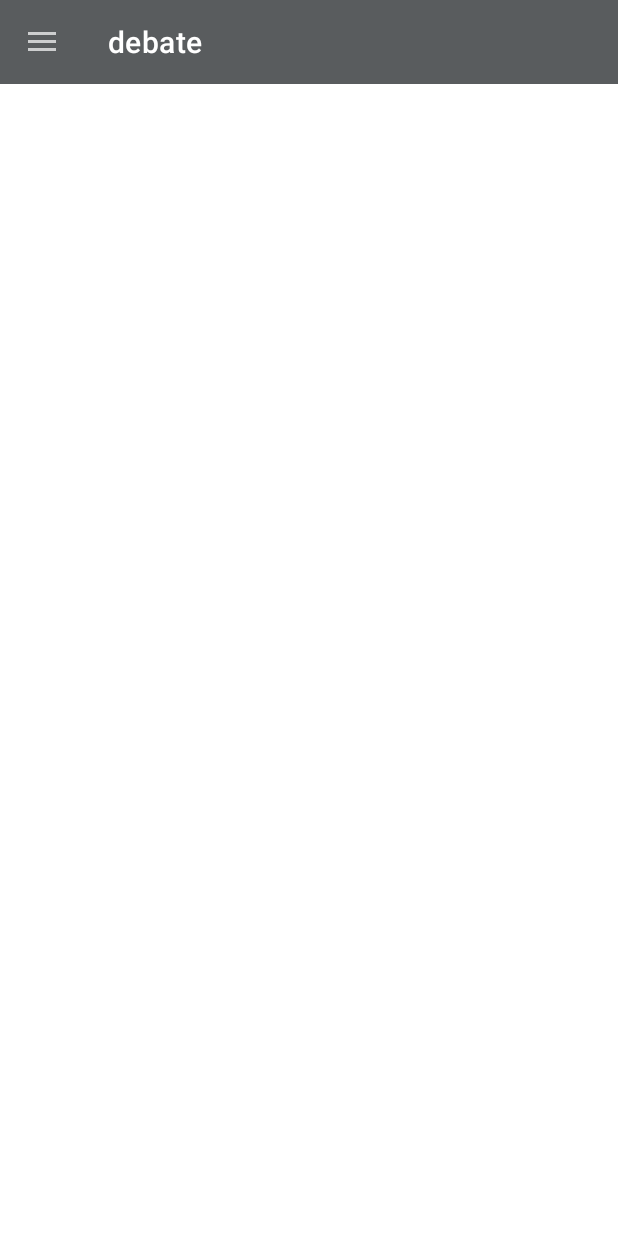
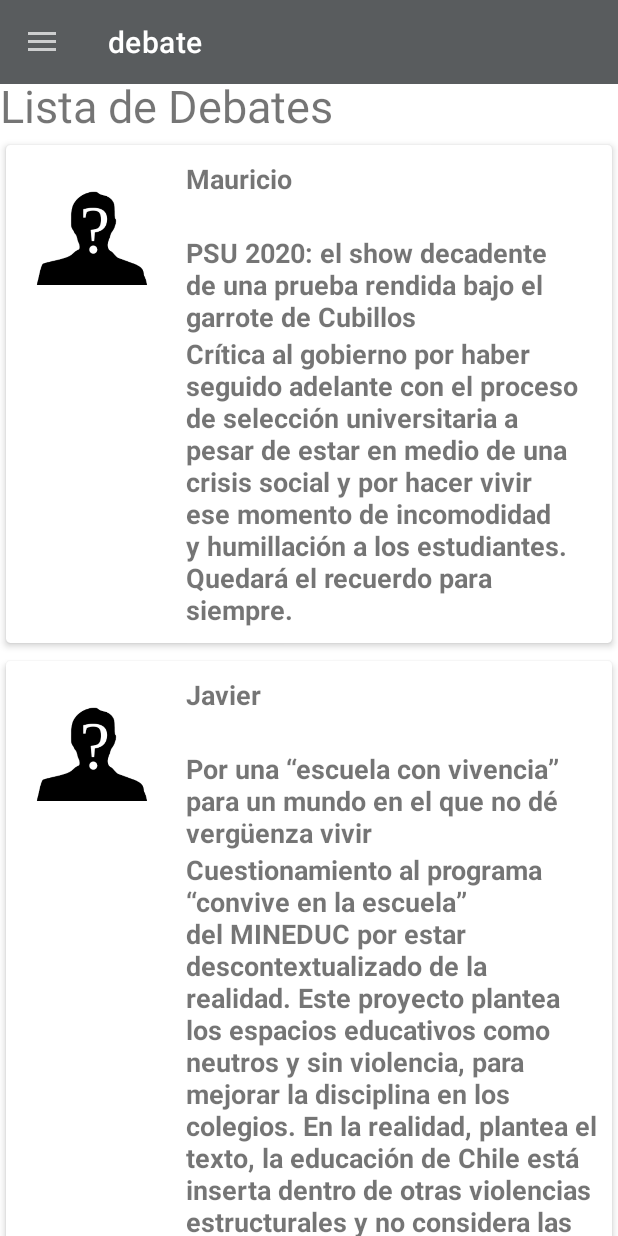
Before and after one commit to maurox521/avance-debate, an Android app: the screen it shows after launch (MainActivity), in the side drawer, after a tap on "Buscar Debate", on a phone screen of 412 x 824 dp. Run offline under Robolectric (Android 15) with nearby library versions, the phone set to English and light mode, and no system bars.

Commit message:
avances subidos

```diff
--- a/app/src/main/java/com/example/debate/Adaptadores/AdapterPersona.java
+++ b/app/src/main/java/com/example/debate/Adaptadores/AdapterPersona.java
@@ -15,7 +15,7 @@ import com.example.debate.R;
 import java.util.ArrayList;
 
 public class AdapterPersona extends RecyclerView.Adapter<AdapterPersona.ViewHolder> implements View.OnClickListener {
-    ArrayList<Persona>personas=new ArrayList<>();
+    ArrayList<Persona>personas;
     LayoutInflater layoutInflater;
     //listener:
     private View.OnClickListener listener;
@@ -26,20 +26,29 @@ public class AdapterPersona extends RecyclerView.Adapter<AdapterPersona.ViewHold
     }
     @NonNull
     @Override
-    public ViewHolder onCreateViewHolder(@NonNull ViewGroup parent, int viewType) {//esto funciona igual que una vista como el de los otros metodos
-        View view=layoutInflater.inflate(R.layout.lista_personas,parent,false);    //inflo el layout de la lista
+    public ViewHolder onCreateViewHolder(@NonNull ViewGroup parent, int viewType) {
+        View view=layoutInflater.inflate(R.layout.lista_personas,parent,false);
         view.setOnClickListener(this);
         return new ViewHolder(view);
     }
 
     @Override
     public void onBindViewHolder(@NonNull ViewHolder holder, int position) {
-        //obtengo nombre y titulo de la posicion
-        String Nombre=personas.get(position).getNombre();
-        String Titulo=personas.get(position).getTitulo();
+       //obtengo nombre y titulo de la posicion
+       // Integer ID=personas.get(position).getId();
+        String nombre=personas.get(position).getNombre();
+        String alias=personas.get(position).getAlias();
+        String titulo=personas.get(position).getTitulo();
+        String argumento=personas.get(position).getArgumento();
         //establesco los valores del nombre y título
-        holder.Nombre.setText(Nombre);
-        holder.Titulo.setText(Titulo);
+        //holder.id.setText(ID);
+        holder.Nombre.setText(nombre);
+        holder.Alias.setText(alias);
+        holder.Titulo.setText(titulo);
+        holder.Argumento.setText(argumento);
+
+
+
 
 
     }
@@ -64,12 +73,15 @@ public class AdapterPersona extends RecyclerView.Adapter<AdapterPersona.ViewHold
 
     public class ViewHolder extends RecyclerView.ViewHolder{
         //se referencian las vistas
-        TextView Nombre,Titulo;
+        TextView id,Nombre,Alias,Titulo,Argumento;
 
         public ViewHolder(@NonNull View itemView) {
             super(itemView);
+            //id=itemView.findViewById(R.id.idpersona);
             Nombre=itemView.findViewById(R.id.persona);
+            Alias=itemView.findViewById(R.id.alias);
             Titulo=itemView.findViewById(R.id.titulo);
+            Argumento=itemView.findViewById(R.id.argumento);
         }
     }
 
--- /dev/null
+++ b/app/src/main/java/com/example/debate/ComunicaFragment.java
@@ -0,0 +1,10 @@
+package com.example.debate;
+
+import com.example.debate.Entidades.Persona;
+
+//sirve de puente para comunicar fragment
+public interface ComunicaFragment {
+    public void enviarPersona(Persona persona);//recibe un objeto tipo persona
+
+
+}
--- a/app/src/main/java/com/example/debate/Fragments/Listar.java
+++ b/app/src/main/java/com/example/debate/Fragments/Listar.java
@@ -1,9 +1,12 @@
 package com.example.debate.Fragments;
 
+import android.app.Activity;
+import android.content.Context;
 import android.database.Cursor;
 import android.database.sqlite.SQLiteDatabase;
 import android.os.Bundle;
 
+import androidx.annotation.NonNull;
 import androidx.fragment.app.Fragment;
 import androidx.recyclerview.widget.LinearLayoutManager;
 import androidx.recyclerview.widget.RecyclerView;
@@ -14,6 +17,7 @@ import android.view.ViewGroup;
 
 import com.example.debate.Adaptadores.AdapterPersona;
 import com.example.debate.BDSQLITE.ConexionSQLiteHelper;
+import com.example.debate.ComunicaFragment;
 import com.example.debate.Entidades.Persona;
 import com.example.debate.R;
 
@@ -27,38 +31,55 @@ public class Listar extends Fragment {
     RecyclerView recyclerViewPersonas;//referencia a recyclerview
     ArrayList<Persona>listapersonas;
     ConexionSQLiteHelper conn;//instancia a la bd
+    //referencias para comunicar fragments
+    Activity activividad;
+    ComunicaFragment comunicaFragment;
+
     @Override
     public View onCreateView(LayoutInflater inflater, ViewGroup container, Bundle savedInstanceState) {
         View view=inflater.inflate(R.layout.fragment_listar, container, false);
         recyclerViewPersonas=(RecyclerView)view.findViewById(R.id.recyclerView);
-        recyclerViewPersonas.setLayoutManager(new LinearLayoutManager(getContext()));
+        //recyclerViewPersonas.setLayoutManager(new LinearLayoutManager(getContext()));
         listapersonas=new ArrayList<>();
-        conn=new ConexionSQLiteHelper(getActivity(),"bd_usuarios",null,1);
-        consultarListaPersonas();
+        //cargar lista
+        cargarLista();
+        //mostrar lista
+        mostrar();
+
+        //conn=new ConexionSQLiteHelper(getActivity(),"bd_usuarios",null,1);
+        //consultarListaPersonas();
         return view;
     }
-    private void consultarListaPersonas(){
-        //se abre la conexion a la bd
-        SQLiteDatabase db=conn.getReadableDatabase();//con esto ya se puede leer la bd
-        Persona persona=null;//instancia objeto usuario
-        //referencia a elemento cursor
-        Cursor cursor=db.rawQuery("SELECT * FROM "+TABLA_USUARIO,null);
-        //recorro los datos
-        while(cursor.moveToNext()){
-            persona=new Persona();
-            persona.setId(cursor.getInt(0));//asigno el cursor.getInt en la posicion 0
-            persona.setNombre(cursor.getString(1));
-            persona.setAlias(cursor.getString(2));
-            persona.setTitulo(cursor.getString(3));
-            persona.setArgumento(cursor.getString(4));
+    public void cargarLista(){
+        listapersonas.add(new Persona("Mauricio","","PSU 2020: el show decadente de una prueba rendida bajo el garrote de Cubillos","Crítica al gobierno por haber seguido adelante con el proceso de selección universitaria a pesar de estar en medio de una crisis social y por hacer vivir ese momento de incomodidad y humillación a los estudiantes. Quedará el recuerdo para siempre."));
+        listapersonas.add(new Persona("Javier","","Por una “escuela con vivencia” para un mundo en el que no dé vergüenza vivir","Cuestionamiento al programa “convive en la escuela” del MINEDUC por estar descontextualizado de la realidad. Este proyecto plantea los espacios educativos como neutros y sin violencia, para mejorar la disciplina en los colegios. En la realidad, plantea el texto, la educación de Chile está inserta dentro de otras violencias estructurales y no considera las historias personales de los/as estudiantes."));
+
+    }
+    public void mostrar(){
+        recyclerViewPersonas.setLayoutManager(new LinearLayoutManager(getContext()));
+        adapterPersona=new AdapterPersona(getContext(),listapersonas);
+        recyclerViewPersonas.setAdapter(adapterPersona);
+        adapterPersona.setOnClickListener(new View.OnClickListener() {
+            @Override
+            public void onClick(View v) {
+                comunicaFragment.enviarPersona(listapersonas.get(recyclerViewPersonas.getChildAdapterPosition(v)));// envia todo el objeto
+
+            }
+        });
+    }
+
+    @Override
+    public void onAttach(@NonNull Context context) {//establece comunicación entre las lista/fragment y el fragement Debatir
+        super.onAttach(context);
+        if(context instanceof Activity){// si el contexto que llega es una instancia de un activity
+                this.activividad=(Activity)context;
+                comunicaFragment=(ComunicaFragment)this.activividad;
 
         }
+    }
 
-
+    @Override
+    public void onDetach() {
+        super.onDetach();
     }
-   // public void mostrarData(){
-       // recyclerViewPersonas.setLayoutManager(new LinearLayoutManager(getContext()));
-        //adapterPersona=new AdapterPersona(getContext(),listapersonas);
-    //recyclerViewPersonas.setAdapter(adapterPersona);
-    //}
 }
--- a/app/src/main/res/layout/fragment_listar.xml
+++ b/app/src/main/res/layout/fragment_listar.xml
@@ -8,10 +8,21 @@
     android:id="@+id/listar"
     >
 
+    <TextView
+        android:layout_width="wrap_content"
+        android:layout_height="wrap_content"
+        android:text="Lista de Debates"
+        android:textSize="30dp"
+        android:layout_marginTop="50dp"
+        >
+
+    </TextView>
 
     <androidx.recyclerview.widget.RecyclerView
         android:id="@+id/recyclerView"
         android:layout_width="match_parent"
-        android:layout_height="wrap_content" />
+        android:layout_height="wrap_content"
+        android:visibility="visible"
+        />
 
 </LinearLayout>
--- a/app/src/main/res/layout/lista_personas.xml
+++ b/app/src/main/res/layout/lista_personas.xml
@@ -8,6 +8,8 @@
     app:cardUseCompatPadding="true"
     android:paddingTop="55dp"
     android:id="@+id/lista"
+    android:orientation="vertical"
+
 
     >
     <RelativeLayout
@@ -23,6 +25,8 @@
         >
     </ImageView>
 
+
+
     <TextView
         android:id="@+id/persona"
         android:layout_width="wrap_content"
@@ -36,9 +40,25 @@
         android:layout_marginStart="10dp"
 
 
+
+
         >
 
     </TextView>
+        <TextView
+            android:id="@+id/alias"
+            android:layout_width="wrap_content"
+            android:layout_height="wrap_content"
+            android:text="alias"
+            android:textSize="18sp"
+            android:textStyle="bold"
+            android:layout_below="@id/persona"
+            android:layout_toEndOf="@id/imagen_persona"
+            android:layout_marginLeft="10dp"
+            android:layout_marginStart="10dp"
+            android:layout_toRightOf="@id/imagen_persona">
+        </TextView>
+
         <TextView
             android:id="@+id/titulo"
             android:layout_width="wrap_content"
@@ -46,7 +66,20 @@
             android:text="@string/t_tulo"
             android:textSize="18sp"
             android:textStyle="bold"
-            android:layout_below="@id/persona"
+            android:layout_below="@id/alias"
+            android:layout_toEndOf="@id/imagen_persona"
+            android:layout_marginLeft="10dp"
+            android:layout_marginStart="10dp"
+            android:layout_toRightOf="@id/imagen_persona">
+        </TextView>
+        <TextView
+            android:id="@+id/argumento"
+            android:layout_width="wrap_content"
+            android:layout_height="wrap_content"
+            android:text="Argumento:"
+            android:textSize="18sp"
+            android:textStyle="bold"
+            android:layout_below="@id/titulo"
             android:layout_toEndOf="@id/imagen_persona"
             android:layout_marginLeft="10dp"
             android:layout_marginStart="10dp"
--- a/app/src/main/res/values/strings.xml
+++ b/app/src/main/res/values/strings.xml
@@ -14,6 +14,7 @@
     <string name="registrar">Registrar</string>
     <string name="nombre">Nombre:</string>
     <string name="t_tulo">Título:</string>
+    <string name="button">Button</string>
     <string-array name="opciones">
         <item>Anónimamente</item>
         <item>Nombre de usuario</item>
```
Also changed, not shown: app/src/main/java/com/example/debate/Entidades/Persona.java (+6 -11 lines), app/src/main/java/com/example/debate/Fragments/Debatir.java (added, +58 -0 lines), app/src/main/java/com/example/debate/MainActivity.java (+24 -2 lines), app/src/main/res/layout/debatir.xml (added, +175 -0 lines), app/src/main/res/layout/main_fragment.xml (+7 -7 lines).
